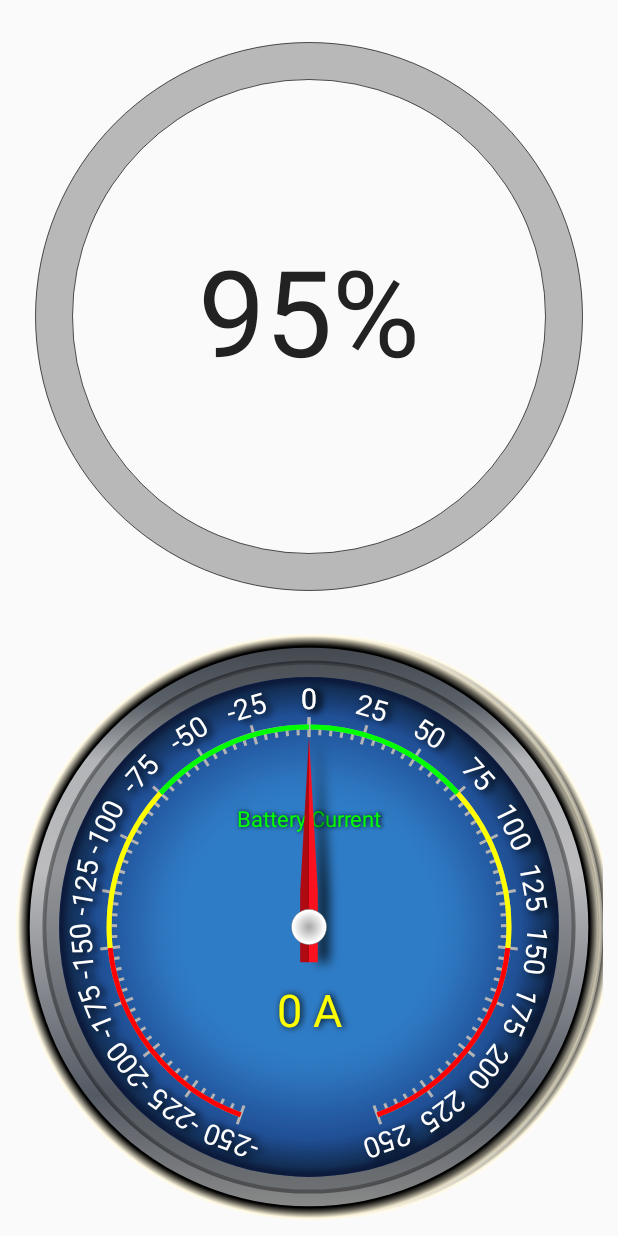
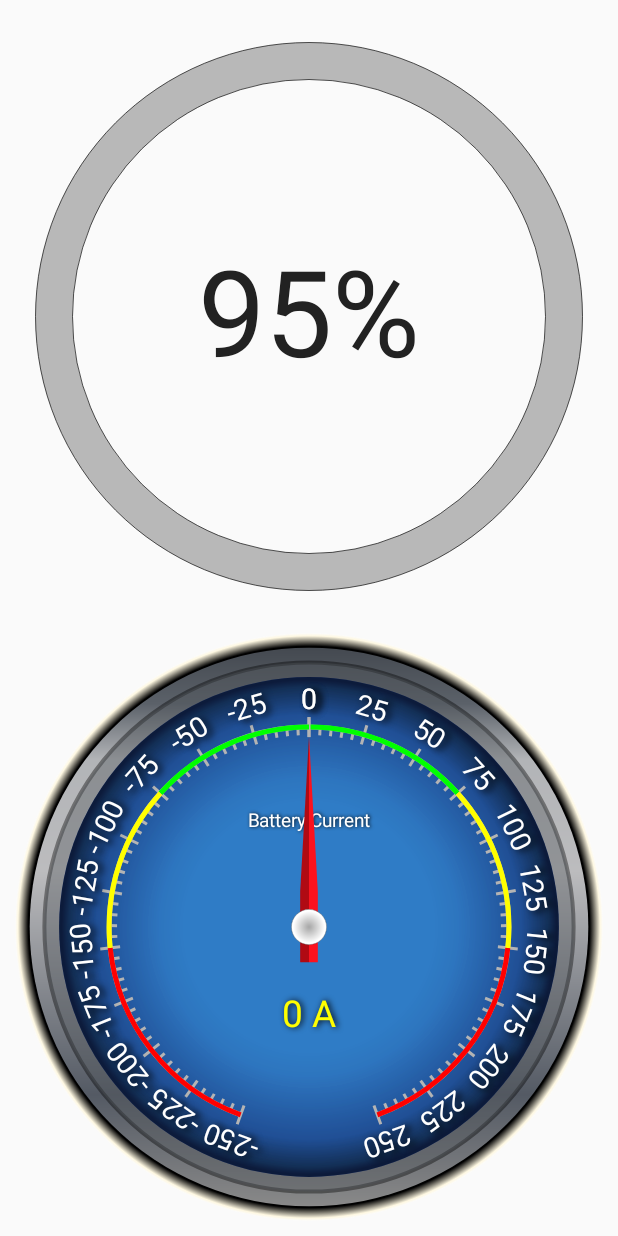
Before and after one commit to ClassicDIY/ClassicMonitor, an Android app: the BigSOC screen opened directly, with no data from a screen before it, on a phone screen of 412 x 824 dp. Run offline under Robolectric (Android 15) with nearby library versions, the phone set to English and light mode, and no system bars; plain views replace GaugeView.

Commit message:
Disabled needle shadow, causing error on emulator when in HW acc. Updated to Android Studio 1.0 RC4 updated .gitignore to exclude iml files

```diff
--- a/app/build.gradle
+++ b/app/build.gradle
@@ -19,8 +19,8 @@ android {
 
     buildTypes {
         release {
-            runProguard true
-            proguardFiles getDefaultProguardFile('proguard-android-optimize.txt'), 'proguard-rules.txt'
+            minifyEnabled true
+            proguardFiles getDefaultProguardFile('proguard-android-optimize.txt'), 'proguard-rules.pro'
             signingConfig signingConfigs.release
 
         }
--- a/app/src/main/res/layout-port/bigsoc.xml
+++ b/app/src/main/res/layout-port/bigsoc.xml
@@ -1,72 +1,46 @@
 <?xml version="1.0" encoding="utf-8"?>
 
 <LinearLayout xmlns:android="http://schemas.android.com/apk/res/android"
-    android:orientation="vertical"
+    xmlns:ProgressWheel="http://schemas.android.com/apk/res-auto"
+    xmlns:app="http://schemas.android.com/apk/res-auto"
     android:layout_width="fill_parent"
-    xmlns:app="http://schemas.android.com/apk/res-auto"
-    xmlns:ProgressWheel="http://schemas.android.com/apk/res-auto"
     android:layout_height="fill_parent"
     android:layout_margin="10dp"
+    android:orientation="vertical"
     android:weightSum="60">
 
     <ca.farrelltonsolar.classic.SOCWheel
         android:id="@+id/SOC"
         android:layout_width="match_parent"
         android:layout_height="match_parent"
+        android:layout_gravity="center"
+        android:layout_weight="30"
+        android:clickable="false"
+        android:longClickable="true"
+        ProgressWheel:barColor="#339BB9"
+        ProgressWheel:barLength="60dp"
+        ProgressWheel:barWidth="15dp"
+        ProgressWheel:rimColor="#44000000"
+        ProgressWheel:rimWidth="25dp"
         ProgressWheel:text="95%"
         ProgressWheel:textColor="#222222"
-        ProgressWheel:textSize="80sp"
-        ProgressWheel:rimColor="#44000000"
-        ProgressWheel:barLength="60dp"
-        ProgressWheel:barColor="#339BB9"
-        ProgressWheel:barWidth="15dp"
-        ProgressWheel:rimWidth="25dp"
-        android:clickable="false"
-        android:longClickable="true"
-        android:layout_weight="30"
-        android:layout_gravity="center" />
+        ProgressWheel:textSize="80sp" />
 
-    <!--<ca.farrelltonsolar.classic.GaugeView-->
-    <!--android:id="@+id/BatCurrent"-->
-    <!--android:layout_width="match_parent"-->
-    <!--android:layout_height="match_parent"-->
-    <!--app:scaleStartValue="0"-->
-    <!--app:scaleEndValue="2000"-->
-    <!--app:showRanges="true"-->
-    <!--app:showScale="false"-->
-    <!--app:showReading="true"-->
-    <!--app:readingTitle="@string/BatCurrentTitle"-->
-    <!--app:showOuterShadow="false"-->
-    <!--app:showOuterBorder="true"-->
-    <!--app:showOuterRim="true"-->
-    <!--app:showInnerRim="true"-->
-    <!--app:textPrecision="0"-->
-    <!--app:textReadingSize="0.1"-->
-    <!--app:textTitleSize="0.05"-->
-    <!--android:layout_marginTop="10dp"-->
-    <!--app:textUnit="A"-->
-    <!--app:register="BatCurrent"-->
-    <!--android:layout_weight="30"-->
-    <!--android:layout_gravity="center" />-->
     <ca.farrelltonsolar.uicomponents.SolarGauge
 
         android:id="@+id/BatCurrent"
         android:layout_width="match_parent"
         android:layout_height="match_parent"
+        android:layout_gravity="center"
+        android:layout_marginTop="10dp"
         android:layout_weight="30"
-        android:layout_marginTop="10dp"
-        android:layout_gravity="center"
 
+        app:biDirectional="false"
+        app:gaugeTitle="@string/BatCurrentTitle"
+        app:readingPrecision="0"
+        app:readingUnit="A"
         app:register="BatCurrent"
+        app:scaleEndValue="2000"
         app:scaleStartValue="0"
-        app:scaleEndValue="2000"
-        app:biDirectional="true"
-        app:gaugeTitle="@string/BatCurrentTitle"
-        app:majorTickPercentOfMax="10"
-        app:readingColor="#FFFFFF00"
-        app:readingUnit="A"
-        app:readingPrecision="0"
-        app:showReading="true"
-        app:tickLabelColor="#FFFFFFFF"
-        app:titleColor="#FF00FF00" />
+        app:showReading="true" />
 </LinearLayout>
--- a/app/src/main/res/layout/bigsoc.xml
+++ b/app/src/main/res/layout/bigsoc.xml
@@ -59,14 +59,10 @@
         app:register="BatCurrent"
         app:scaleStartValue="0"
         app:scaleEndValue="2000"
-        app:biDirectional="true"
+        app:biDirectional="false"
         app:gaugeTitle="@string/BatCurrentTitle"
-        app:majorTickPercentOfMax="10"
-        app:readingColor="#FFFFFF00"
         app:readingUnit="A"
         app:readingPrecision="0"
-        app:showReading="true"
-        app:tickLabelColor="#FFFFFFFF"
-        app:titleColor="#FF00FF00" />
+        app:showReading="true" />
 
 </LinearLayout>
--- a/build.gradle
+++ b/build.gradle
@@ -5,7 +5,7 @@ buildscript {
         jcenter()
     }
     dependencies {
-        classpath 'com.android.tools.build:gradle:0.13.2'
+        classpath 'com.android.tools.build:gradle:1.0.0-rc2'
 
         // NOTE: Do not place your application dependencies here; they belong
         // in the individual module build.gradle files
--- a/j2modlite/build.gradle
+++ b/j2modlite/build.gradle
@@ -5,7 +5,6 @@ android {
     buildToolsVersion "21.1.1"
 
     defaultConfig {
-        applicationId "ca.farrelltonsolar.j2modlite"
         minSdkVersion 14
         targetSdkVersion 21
         versionCode 1
@@ -13,7 +12,7 @@ android {
     }
     buildTypes {
         release {
-            runProguard false
+            minifyEnabled false
             proguardFiles getDefaultProguardFile('proguard-android.txt'), 'proguard-rules.pro'
         }
     }
--- a/uicomponents/build.gradle
+++ b/uicomponents/build.gradle
@@ -5,7 +5,6 @@ android {
     buildToolsVersion "21.1.1"
 
     defaultConfig {
-        applicationId "ca.farrelltonsolar.uicomponents"
         minSdkVersion 14
         targetSdkVersion 21
         versionCode 1
@@ -13,7 +12,7 @@ android {
     }
     buildTypes {
         release {
-            runProguard false
+            minifyEnabled false
             proguardFiles getDefaultProguardFile('proguard-android.txt'), 'proguard-rules.pro'
         }
     }
--- a/uicomponents/src/main/java/ca/farrelltonsolar/uicomponents/BaseGauge.java
+++ b/uicomponents/src/main/java/ca/farrelltonsolar/uicomponents/BaseGauge.java
@@ -13,7 +13,6 @@ import android.graphics.RadialGradient;
 import android.graphics.Rect;
 import android.graphics.RectF;
 import android.graphics.Shader;
-import android.os.Build;
 import android.text.TextUtils;
 import android.util.AttributeSet;
 import android.view.View;
@@ -32,8 +31,8 @@ public class BaseGauge extends View {
     public static float mInnerRimWidthPercentOfDiameter = 5;
 
 
-    public static float mTitleHeightPercentOfRadius = 6; // percent of face radius
-    public static float mReadingHeightPercentOfRadius = 12; // percent of face radius
+    public static float mTitleHeightPercentOfRadius = 5; // percent of face radius
+    public static float mReadingHeightPercentOfRadius = 10; // percent of face radius
 
     //    public static final int[] OUTER_SHADOW_COLORS = {Color.argb(255, 255, 254, 187), Color.argb(200, 255, 247, 219), Color.argb(100, 255, 255, 255)};
     public static final int[] OUTER_SHADOW_COLORS = {Color.argb(255, 0, 0, 0), Color.argb(200, 255, 247, 219), Color.argb(100, 255, 255, 255)};
@@ -412,11 +411,13 @@ public class BaseGauge extends View {
         if (mCurrentValue < minimumValue)
             mCurrentValue = minimumValue;
         float angle = mBiDirectional ? mScaleStartAngle + mAvailableAngle / 2 + mCurrentValue * (mAvailableAngle / 2) / mScaleEndValue : mScaleStartAngle + (mCurrentValue * (mAvailableAngle) / mScaleEndValue);
-        setNeedleShadowPosition(angle - 90);
+// this does not work on emulator when HW acc is enabled (libc crash)
+//        setNeedleShadowPosition(angle);
         canvas.save(Canvas.MATRIX_SAVE_FLAG);
         canvas.rotate(angle - 90, mGaugeRect.centerX(), mGaugeRect.centerY());
+        canvas.drawPath(mNeedleRightPath, mNeedleRightPaint);
         canvas.drawPath(mNeedleLeftPath, mNeedleLeftPaint);
-        canvas.drawPath(mNeedleRightPath, mNeedleRightPaint);
+
         canvas.restore();
         canvas.drawCircle(mNeedleScrew.centerX(), mNeedleScrew.centerY(), mNeedleScrew.width() / 2, getDefaultNeedleScrewPaint(mNeedleScrew));
         canvas.drawCircle(mNeedleScrew.centerX(), mNeedleScrew.centerY(), mNeedleScrew.width() / 2, getDefaultNeedleScrewBorderPaint());
@@ -563,19 +564,19 @@ public class BaseGauge extends View {
     }
 
     private void setNeedleShadowPosition(final float angle) {
-        float dx = (float) Math.cos(angle / 180 * Math.PI) * 10f;
-        float dy = (float) Math.sin(angle / 180 * Math.PI) * 10f;
-        if (angle > 90) {
+        float dx = (float) Math.cos(angle / 180 * Math.PI) * 5f;
+        float dy = (float) Math.sin(angle / 180 * Math.PI) * 5f;
+        if (dx < 0 || dy < 0) {
             // Move shadow from right to left
-            mNeedleRightPaint.setShadowLayer(0, 0, 0, Color.BLACK);
+            mNeedleRightPaint.clearShadowLayer();
             mNeedleLeftPaint.setShadowLayer(mNeedleWidth, dx, dy, Color.BLACK);
-            setLayerType(LAYER_TYPE_SOFTWARE, mNeedleLeftPaint);
+//            setLayerType(LAYER_TYPE_SOFTWARE, mNeedleLeftPaint);
 
         } else {
             // Move shadow from left to right
-            mNeedleLeftPaint.setShadowLayer(0, 0, 0, Color.BLACK);
+            mNeedleLeftPaint.clearShadowLayer();
             mNeedleRightPaint.setShadowLayer(mNeedleWidth, dx, dy, Color.BLACK);
-            setLayerType(LAYER_TYPE_SOFTWARE, mNeedleRightPaint);
+//            setLayerType(LAYER_TYPE_SOFTWARE, mNeedleRightPaint);
         }
     }
 
@@ -638,8 +639,8 @@ public class BaseGauge extends View {
 
     @SuppressWarnings("NewApi")
     protected void initDrawingTools() {
-        if (Build.VERSION.SDK_INT >= 11 && !isInEditMode()) {
-            setLayerType(View.LAYER_TYPE_HARDWARE, null);
+        if (!isInEditMode()) {
+            setLayerType(View.LAYER_TYPE_HARDWARE, null); // paint.setShadowLayer not supported in HW acc.
         }
         mAvailableAngle = mScaleEndAngle - mScaleStartAngle;
         if (mAvailableAngle > 180) {
@@ -685,7 +686,7 @@ public class BaseGauge extends View {
 
         mReadingTextPaint = new Paint(Paint.ANTI_ALIAS_FLAG);
         mReadingTextPaint.setColor(mReadingColor);
-        mReadingTextPaint.setTextAlign(mFace == Quadrant.Quarter ? Paint.Align.LEFT : Paint.Align.CENTER);
+        mReadingTextPaint.setTextAlign(Paint.Align.CENTER);
 
         mTicksPaint = new Paint(Paint.ANTI_ALIAS_FLAG);
         mTicksPaint.setStrokeWidth(3.0f);
```
Also changed, not shown: app/src/main/AndroidManifest.xml (+4 -4 lines), app/src/main/res/layout/gauge_page.xml (+3 -6 lines), gradle/wrapper/gradle-wrapper.properties, 5 other files.
